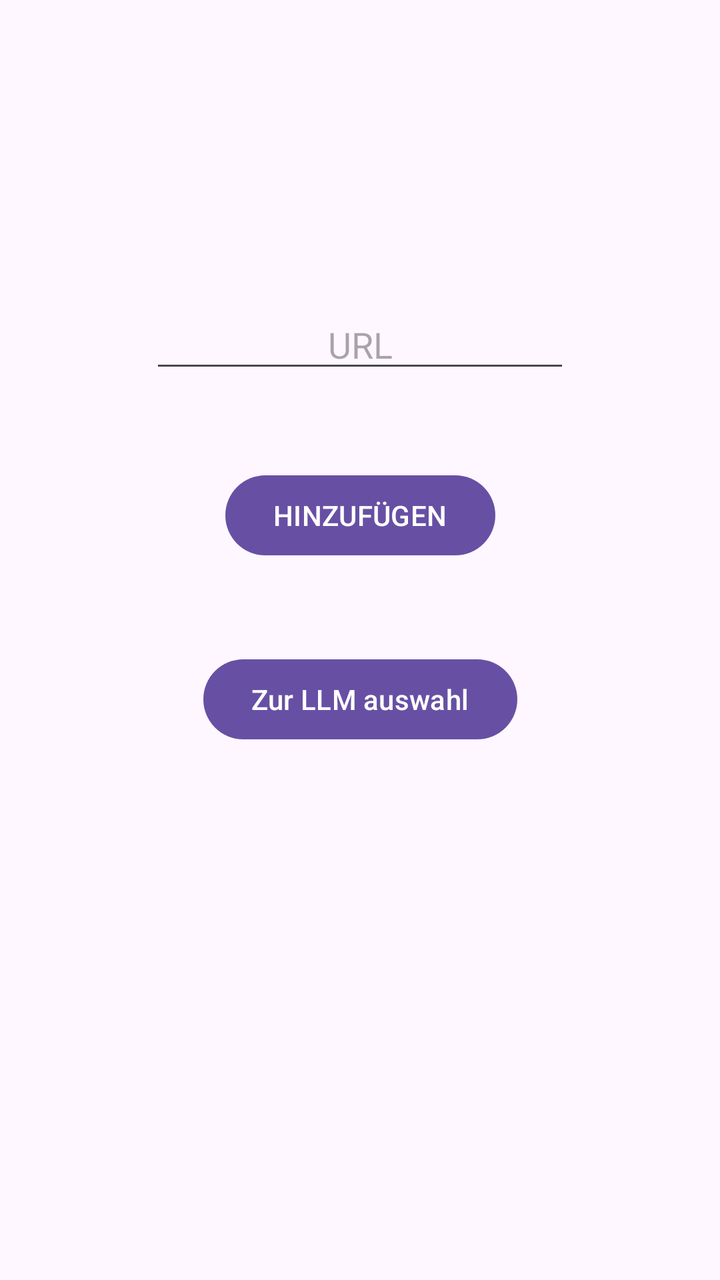
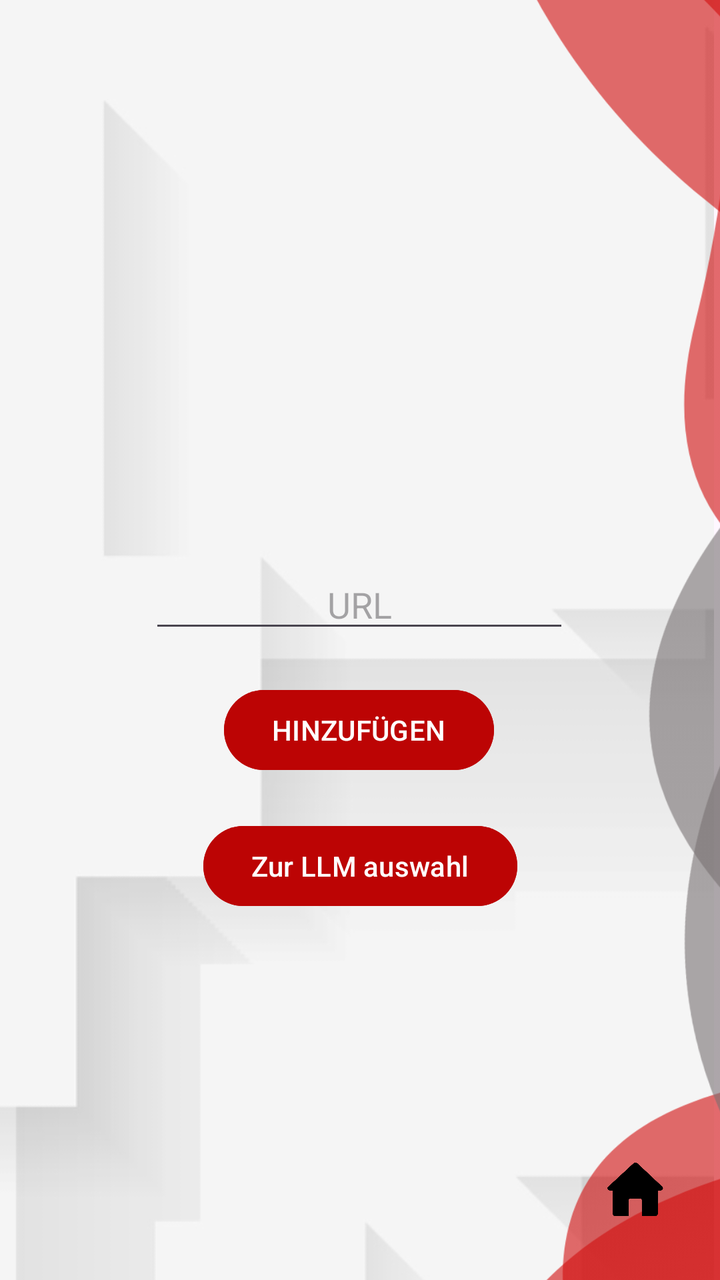

Compare the two renders of this Android layout. The source of the first and the diff that turns it into the second are given below.
<!-- AndroidManifest.xml: application theme Theme.TrafficSceneAnalyser -->
<!-- res/layout/activity_get_url_activity.xml -->
<?xml version="1.0" encoding="utf-8"?>
<androidx.constraintlayout.widget.ConstraintLayout xmlns:android="http://schemas.android.com/apk/res/android"
    xmlns:app="http://schemas.android.com/apk/res-auto"
    xmlns:tools="http://schemas.android.com/tools"
    android:id="@+id/main"
    android:layout_width="match_parent"
    android:layout_height="match_parent"
    tools:context=".getUrlActivity">

    <EditText
        android:id="@+id/etURL"
        android:layout_width="wrap_content"
        android:layout_height="wrap_content"
        android:layout_marginTop="150dp"
        android:ems="10"
        android:hint="URL"
        android:inputType="text"
        app:layout_constraintEnd_toEndOf="parent"
        app:layout_constraintStart_toStartOf="parent"
        app:layout_constraintTop_toTopOf="parent"
        android:textAlignment="center"/>

    <Button
        android:id="@+id/btnGetUrl"
        android:layout_width="wrap_content"
        android:layout_height="wrap_content"
        android:text="HINZUFÜGEN"
        app:layout_constraintBottom_toBottomOf="parent"
        app:layout_constraintEnd_toEndOf="parent"
        app:layout_constraintStart_toStartOf="parent"
        app:layout_constraintTop_toBottomOf="@+id/etURL"
        app:layout_constraintVertical_bias="0.106" />

    <Button
        android:id="@+id/btnGoToConfig"
        android:layout_width="wrap_content"
        android:layout_height="wrap_content"
        android:layout_marginTop="44dp"
        android:text="Zur LLM auswahl"
        app:layout_constraintEnd_toEndOf="parent"
        app:layout_constraintStart_toStartOf="parent"
        app:layout_constraintTop_toBottomOf="@+id/btnGetUrl" />
</androidx.constraintlayout.widget.ConstraintLayout>
<!-- resources referenced by this layout -->
<resources>
  <style name="Theme.TrafficSceneAnalyser" parent="Base.Theme.TrafficSceneAnalyser" />
  <style name="Base.Theme.TrafficSceneAnalyser" parent="Theme.Material3.DayNight.NoActionBar">
          
          
      </style>
</resources>

<!-- the commit's change to res/layout/activity_get_url_activity.xml (unified diff, before → after) -->
@@ -7,35 +7,77 @@
     android:layout_height="match_parent"
     tools:context=".getUrlActivity">
 
+    <ImageView
+        android:id="@+id/backg"
+        android:layout_width="904dp"
+        android:layout_height="897dp"
+        app:layout_constraintBottom_toBottomOf="parent"
+        app:layout_constraintEnd_toEndOf="parent"
+        app:layout_constraintHorizontal_bias="1.0"
+        app:layout_constraintStart_toStartOf="parent"
+        app:layout_constraintTop_toTopOf="parent"
+        app:layout_constraintVertical_bias="0.12"
+        app:srcCompat="@drawable/background" />
+
+    <ImageView
+        android:id="@+id/imageView5"
+        android:layout_width="484dp"
+        android:layout_height="773dp"
+        app:layout_constraintBottom_toBottomOf="parent"
+        app:layout_constraintEnd_toEndOf="parent"
+        app:layout_constraintHorizontal_bias="0.643"
+        app:layout_constraintStart_toStartOf="parent"
+        app:layout_constraintTop_toTopOf="parent"
+        app:srcCompat="@drawable/perfectlayout2" />
+
+    <ImageButton
+        android:id="@+id/button6"
+        android:layout_width="54dp"
+        android:layout_height="68dp"
+        android:backgroundTint="#00FFFFFF"
+        android:onClick="goToHome"
+        android:scaleType="fitCenter"
+        android:src="@drawable/home1"
+        app:layout_constraintBottom_toBottomOf="parent"
+        app:layout_constraintEnd_toEndOf="parent"
+        app:layout_constraintHorizontal_bias="0.95"
+        app:layout_constraintStart_toStartOf="parent"
+        app:layout_constraintTop_toTopOf="parent"
+        app:layout_constraintVertical_bias="0.98" />
+
     <EditText
         android:id="@+id/etURL"
         android:layout_width="wrap_content"
         android:layout_height="wrap_content"
-        android:layout_marginTop="150dp"
+        android:layout_marginTop="280dp"
         android:ems="10"
         android:hint="URL"
         android:inputType="text"
+        android:textAlignment="center"
         app:layout_constraintEnd_toEndOf="parent"
+        app:layout_constraintHorizontal_bias="0.497"
         app:layout_constraintStart_toStartOf="parent"
-        app:layout_constraintTop_toTopOf="parent"
-        android:textAlignment="center"/>
+        app:layout_constraintTop_toTopOf="parent" />
 
     <Button
         android:id="@+id/btnGetUrl"
         android:layout_width="wrap_content"
         android:layout_height="wrap_content"
+        android:backgroundTint="#BC0404"
         android:text="HINZUFÜGEN"
         app:layout_constraintBottom_toBottomOf="parent"
         app:layout_constraintEnd_toEndOf="parent"
+        app:layout_constraintHorizontal_bias="0.498"
         app:layout_constraintStart_toStartOf="parent"
         app:layout_constraintTop_toBottomOf="@+id/etURL"
-        app:layout_constraintVertical_bias="0.106" />
+        app:layout_constraintVertical_bias="0.073" />
 
     <Button
         android:id="@+id/btnGoToConfig"
         android:layout_width="wrap_content"
         android:layout_height="wrap_content"
-        android:layout_marginTop="44dp"
+        android:layout_marginTop="20dp"
+        android:backgroundTint="#BC0404"
         android:text="Zur LLM auswahl"
         app:layout_constraintEnd_toEndOf="parent"
         app:layout_constraintStart_toStartOf="parent"
<!-- resource entries referenced after the edit -->
@@ -1,5 +1,8 @@
 <!-- resources referenced by this layout -->
 <resources>
+  <!-- drawable background: png bitmap (drawable-hdpi, 37305 bytes) -->
+  <!-- drawable home1: png bitmap (drawable, 7782 bytes) -->
+  <!-- drawable perfectlayout2: png bitmap (drawable-hdpi, 51025 bytes) -->
   <style name="Theme.TrafficSceneAnalyser" parent="Base.Theme.TrafficSceneAnalyser" />
   <style name="Base.Theme.TrafficSceneAnalyser" parent="Theme.Material3.DayNight.NoActionBar">
           
